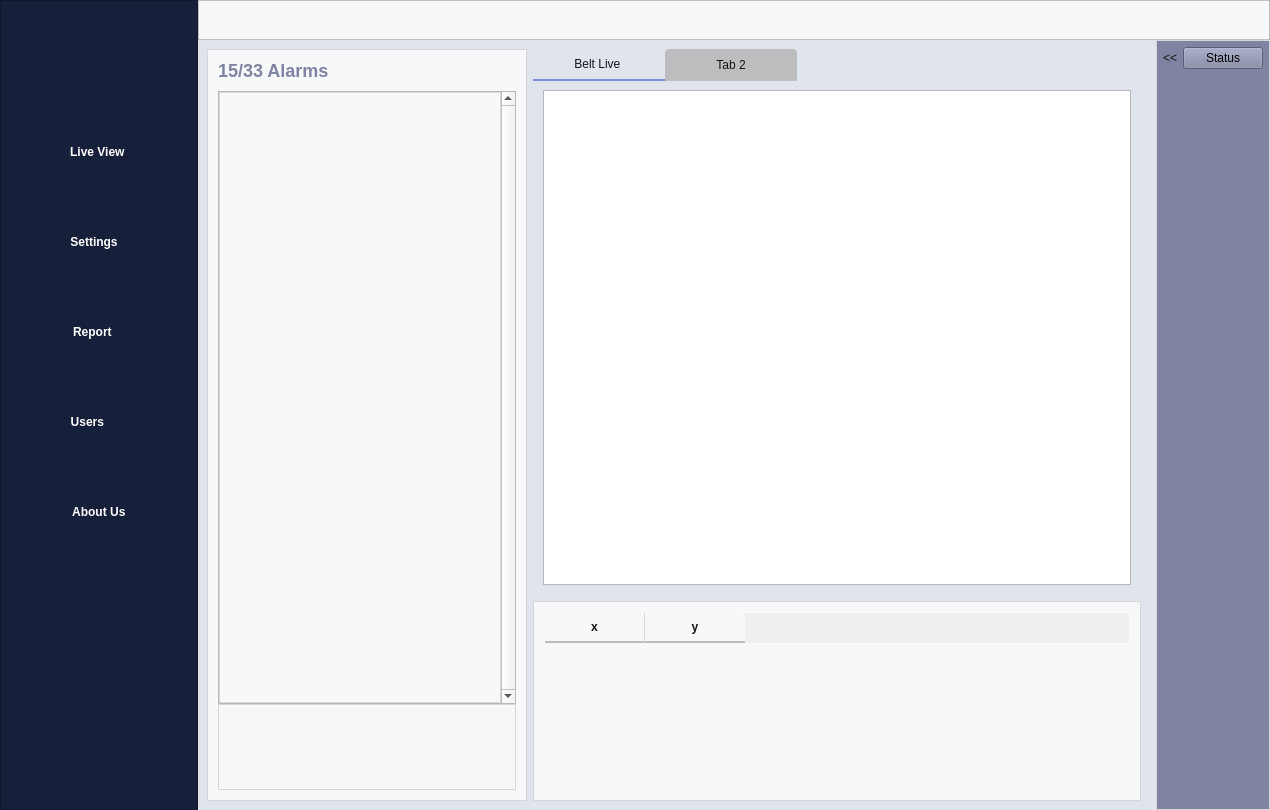
The window that UIFiles/main_UI.ui (DORSA-co/MSC_Conveyor) describes before a commit, drawn with Qt 5.
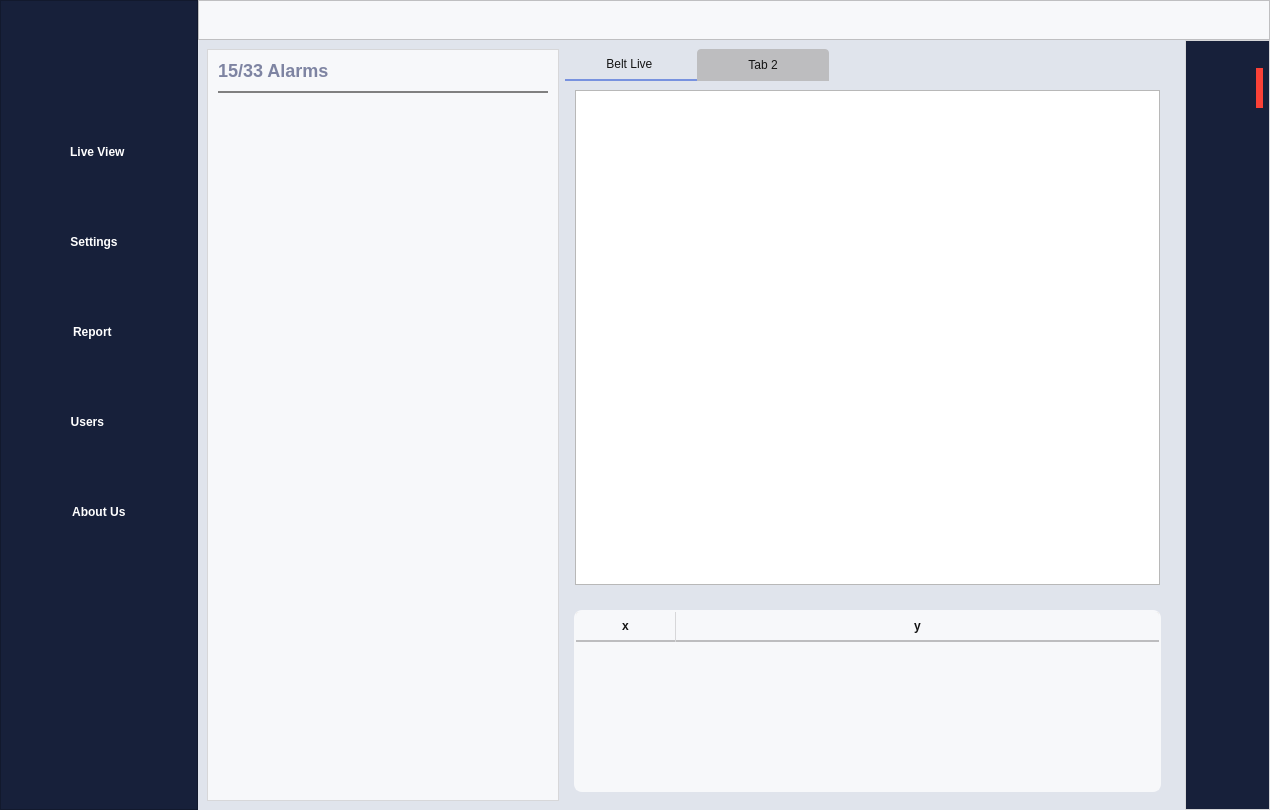
The same window after the commit. The open tabs and pages were chosen to show the change. Icons and pictures are not drawn. Custom widgets are drawn as their Qt base class.

Commit message: edit notifications filter and delete place, add filter page

Patch:
```diff
--- a/UIFiles/main_UI.ui
+++ b/UIFiles/main_UI.ui
@@ -207,7 +207,7 @@
 	image: url(:/icons/icons/table_sort_icon.png);
 }
 
-/*QScrollBar:horizontal, QScrollBar:vertical {
+QScrollBar:horizontal, QScrollBar:vertical {
     border: 1px solid #BDBDBF;
     background: #BDBDBF;
     height: 4px;
@@ -216,7 +216,7 @@
 QScrollBar::handle:horizontal, QScrollBar::handle:vertical {
     background: #646466;
 }
-*/
+
 
 /************************************************************/
 
@@ -478,6 +478,8 @@
 
 
 
+
+
 </string>
    </property>
    <layout class="QHBoxLayout" name="horizontalLayout" stretch="0,0">
@@ -998,13 +1000,13 @@
               </property>
               <property name="minimumSize">
                <size>
-                <width>320</width>
+                <width>352</width>
                 <height>0</height>
                </size>
               </property>
               <property name="maximumSize">
                <size>
-                <width>320</width>
+                <width>352</width>
                 <height>16777215</height>
                </size>
               </property>
@@ -1077,6 +1079,11 @@
                    <height>16777215</height>
                   </size>
                  </property>
+                 <property name="styleSheet">
+                  <string notr="true">#defects_notifications_scrollArea{
+	border:None;
+}</string>
+                 </property>
                  <property name="verticalScrollBarPolicy">
                   <enum>Qt::ScrollBarAlwaysOn</enum>
                  </property>
@@ -1091,10 +1098,16 @@
                    <rect>
                     <x>0</x>
                     <y>0</y>
-                    <width>282</width>
-                    <height>582</height>
+                    <width>330</width>
+                    <height>670</height>
                    </rect>
                   </property>
+                  <property name="styleSheet">
+                   <string notr="true">#defects_notifications_widget{
+	border:None;
+	border-top: 2px solid gray;
+}</string>
+                  </property>
                   <layout class="QVBoxLayout" name="verticalLayout_9">
                    <property name="spacing">
                     <number>0</number>
@@ -1113,6 +1126,9 @@
                    </property>
                    <item>
                     <layout class="QVBoxLayout" name="verticalLayout_7">
+                     <property name="spacing">
+                      <number>0</number>
+                     </property>
                      <item>
                       <spacer name="verticalSpacer_7">
                        <property name="orientation">
@@ -1132,130 +1148,6 @@
                  </widget>
                 </widget>
                </item>
-               <item>
-                <widget class="QFrame" name="notifications_buttons_frame">
-                 <property name="styleSheet">
-                  <string notr="true">#filter_btn:hover{
-	icon:url(:/icons/icons/filter_hover.png);
-}
-
-#clear_filter_btn:hover{
-	icon:url(:/icons/icons/clear_filter_hover.png);
-}
-
-#delete_notifs_btn:hover{
-	icon:url(:/icons/icons/delete_hover.png);
-}</string>
-                 </property>
-                 <layout class="QHBoxLayout" name="horizontalLayout_5">
-                  <property name="spacing">
-                   <number>14</number>
-                  </property>
-                  <property name="topMargin">
-                   <number>25</number>
-                  </property>
-                  <item>
-                   <widget class="QPushButton" name="filter_btn">
-                    <property name="minimumSize">
-                     <size>
-                      <width>50</width>
-                      <height>50</height>
-                     </size>
-                    </property>
-                    <property name="maximumSize">
-                     <size>
-                      <width>50</width>
-                      <height>50</height>
-                     </size>
-                    </property>
-                    <property name="cursor">
-                     <cursorShape>PointingHandCursor</cursorShape>
-                    </property>
-                    <property name="styleSheet">
-                     <string notr="true"/>
-                    </property>
-                    <property name="text">
-                     <string/>
-                    </property>
-                    <property name="icon">
-                     <iconset resource="assets/assets.qrc">
-                      <normaloff>:/icons/icons/filter.png</normaloff>:/icons/icons/filter.png</iconset>
-                    </property>
-                    <property name="iconSize">
-                     <size>
-                      <width>30</width>
-                      <height>30</height>
-                     </size>
-                    </property>
-                   </widget>
-                  </item>
-                  <item>
-                   <widget class="QPushButton" name="clear_filter_btn">
-                    <property name="minimumSize">
-                     <size>
-                      <width>50</width>
-                      <height>50</height>
-                     </size>
-                    </property>
-                    <property name="maximumSize">
-                     <size>
-                      <width>50</width>
-                      <height>50</height>
-                     </size>
-                    </property>
-                    <property name="cursor">
-                     <cursorShape>PointingHandCursor</cursorShape>
-                    </property>
-                    <property name="text">
-                     <string/>
-                    </property>
-                    <property name="icon">
-                     <iconset resource="assets/assets.qrc">
-                      <normaloff>:/icons/icons/clear_filter.png</normaloff>:/icons/icons/clear_filter.png</iconset>
-                    </property>
-                    <property name="iconSize">
-                     <size>
-                      <width>30</width>
-                      <height>30</height>
-                     </size>
-                    </property>
-                   </widget>
-                  </item>
-                  <item>
-                   <widget class="QPushButton" name="delete_notifs_btn">
-                    <property name="minimumSize">
-                     <size>
-                      <width>50</width>
-                      <height>50</height>
-                     </size>
-                    </property>
-                    <property name="maximumSize">
-                     <size>
-                      <width>50</width>
-                      <height>50</height>
-                     </size>
-                    </property>
-                    <property name="cursor">
-                     <cursorShape>PointingHandCursor</cursorShape>
-                    </property>
-                    <property name="text">
-                     <string/>
-                    </property>
-                    <property name="icon">
-                     <iconset resource="assets/assets.qrc">
-                      <normaloff>:/icons/icons/delete.png</normaloff>:/icons/icons/delete.png</iconset>
-                    </property>
-                    <property name="iconSize">
-                     <size>
-                      <width>30</width>
-                      <height>30</height>
-                     </size>
-                    </property>
-                   </widget>
-                  </item>
-                 </layout>
-                </widget>
-               </item>
               </layout>
              </widget>
             </item>
@@ -1281,7 +1173,7 @@
                </widget>
               </item>
               <item>
-               <widget class="QFrame" name="frame">
+               <widget class="QFrame" name="defect_info_frame">
                 <property name="minimumSize">
                  <size>
                   <width>0</width>
@@ -1300,6 +1192,12 @@
                   <height>0</height>
                  </size>
                 </property>
+                <property name="styleSheet">
+                 <string notr="true">#defect_info_frame{
+	background-color: transparent;
+	border: None;
+}</string>
+                </property>
                 <property name="frameShape">
                  <enum>QFrame::StyledPanel</enum>
                 </property>
@@ -1309,6 +1207,12 @@
                 <layout class="QVBoxLayout" name="verticalLayout_17">
                  <item>
                   <widget class="QTableWidget" name="defect_info_table">
+                   <attribute name="horizontalHeaderStretchLastSection">
+                    <bool>true</bool>
+                   </attribute>
+                   <attribute name="verticalHeaderVisible">
+                    <bool>false</bool>
+                   </attribute>
                    <column>
                     <property name="text">
                      <string>x</string>
@@ -1329,7 +1233,7 @@
            </layout>
           </item>
           <item>
-           <widget class="QFrame" name="verticalFrame_2">
+           <widget class="QFrame" name="expanding_frame">
             <property name="minimumSize">
              <size>
               <width>50</width>
@@ -1337,34 +1241,274 @@
              </size>
             </property>
             <property name="styleSheet">
-             <string notr="true">background-color: #7E84A2</string>
+             <string notr="true">#expanding_frame{
+	background-color: #17203A;
+}
+
+#expanding_frame .QPushButton{
+	border: 0px solid red;
+}</string>
             </property>
             <layout class="QVBoxLayout" name="verticalLayout_16">
              <property name="leftMargin">
               <number>6</number>
              </property>
              <property name="topMargin">
-              <number>6</number>
+              <number>20</number>
              </property>
              <property name="rightMargin">
               <number>6</number>
              </property>
              <item>
               <layout class="QHBoxLayout" name="horizontalLayout_16">
+               <property name="spacing">
+                <number>0</number>
+               </property>
                <property name="topMargin">
                 <number>0</number>
                </property>
                <item>
-                <widget class="QLabel" name="label_2">
+                <widget class="QPushButton" name="system_status_expanding_btn">
+                 <property name="sizePolicy">
+                  <sizepolicy hsizetype="Minimum" vsizetype="Minimum">
+                   <horstretch>0</horstretch>
+                   <verstretch>0</verstretch>
+                  </sizepolicy>
+                 </property>
+                 <property name="minimumSize">
+                  <size>
+                   <width>20</width>
+                   <height>55</height>
+                  </size>
+                 </property>
+                 <property name="maximumSize">
+                  <size>
+                   <width>20</width>
+                   <height>55</height>
+                  </size>
+                 </property>
+                 <property name="cursor">
+                  <cursorShape>PointingHandCursor</cursorShape>
+                 </property>
+                 <property name="styleSheet">
+                  <string notr="true"/>
+                 </property>
                  <property name="text">
-                  <string>&lt;&lt;</string>
+                  <string/>
+                 </property>
+                 <property name="icon">
+                  <iconset resource="assets/assets.qrc">
+                   <normaloff>:/icons/icons/left_arrow_white.png</normaloff>:/icons/icons/left_arrow_white.png</iconset>
                  </property>
                 </widget>
                </item>
                <item>
                 <widget class="QPushButton" name="system_status_btn">
+                 <property name="font">
+                  <font>
+                   <pointsize>11</pointsize>
+                   <weight>50</weight>
+                   <bold>false</bold>
+                  </font>
+                 </property>
+                 <property name="cursor">
+                  <cursorShape>PointingHandCursor</cursorShape>
+                 </property>
+                 <property name="toolTip">
+                  <string>System Status</string>
+                 </property>
+                 <property name="styleSheet">
+                  <string notr="true"/>
+                 </property>
                  <property name="text">
-                  <string>Status</string>
+                  <string/>
+                 </property>
+                 <property name="icon">
+                  <iconset resource="assets/assets.qrc">
+                   <normaloff>:/icons/icons/heart-monitor.png</normaloff>:/icons/icons/heart-monitor.png</iconset>
+                 </property>
+                 <property name="iconSize">
+                  <size>
+                   <width>55</width>
+                   <height>55</height>
+                  </size>
+                 </property>
+                </widget>
+               </item>
+               <item>
+                <widget class="QLabel" name="system_status_label">
+                 <property name="minimumSize">
+                  <size>
+                   <width>7</width>
+                   <height>40</height>
+                  </size>
+                 </property>
+                 <property name="maximumSize">
+                  <size>
+                   <width>7</width>
+                   <height>40</height>
+                  </size>
+                 </property>
+                 <property name="styleSheet">
+                  <string notr="true">background-color: rgb(250, 65, 55);</string>
+                 </property>
+                 <property name="text">
+                  <string/>
+                 </property>
+                </widget>
+               </item>
+              </layout>
+             </item>
+             <item>
+              <layout class="QHBoxLayout" name="horizontalLayout_24">
+               <property name="topMargin">
+                <number>0</number>
+               </property>
+               <property name="rightMargin">
+                <number>13</number>
+               </property>
+               <item>
+                <widget class="QPushButton" name="notif_filter_expanding_btn">
+                 <property name="sizePolicy">
+                  <sizepolicy hsizetype="Minimum" vsizetype="Minimum">
+                   <horstretch>0</horstretch>
+                   <verstretch>0</verstretch>
+                  </sizepolicy>
+                 </property>
+                 <property name="minimumSize">
+                  <size>
+                   <width>20</width>
+                   <height>55</height>
+                  </size>
+                 </property>
+                 <property name="maximumSize">
+                  <size>
+                   <width>20</width>
+                   <height>55</height>
+                  </size>
+                 </property>
+                 <property name="cursor">
+                  <cursorShape>PointingHandCursor</cursorShape>
+                 </property>
+                 <property name="styleSheet">
+                  <string notr="true"/>
+                 </property>
+                 <property name="text">
+                  <string/>
+                 </property>
+                 <property name="icon">
+                  <iconset resource="assets/assets.qrc">
+                   <normaloff>:/icons/icons/left_arrow_white.png</normaloff>:/icons/icons/left_arrow_white.png</iconset>
+                 </property>
+                </widget>
+               </item>
+               <item>
+                <widget class="QPushButton" name="notif_filter_btn">
+                 <property name="cursor">
+                  <cursorShape>PointingHandCursor</cursorShape>
+                 </property>
+                 <property name="toolTip">
+                  <string>Filter Notifications</string>
+                 </property>
+                 <property name="styleSheet">
+                  <string notr="true"/>
+                 </property>
+                 <property name="text">
+                  <string/>
+                 </property>
+                 <property name="icon">
+                  <iconset resource="assets/assets.qrc">
+                   <normaloff>:/icons/icons/filter_white.png</normaloff>:/icons/icons/filter_white.png</iconset>
+                 </property>
+                 <property name="iconSize">
+                  <size>
+                   <width>35</width>
+                   <height>35</height>
+                  </size>
+                 </property>
+                </widget>
+               </item>
+              </layout>
+             </item>
+             <item>
+              <layout class="QHBoxLayout" name="horizontalLayout_25">
+               <property name="leftMargin">
+                <number>26</number>
+               </property>
+               <property name="topMargin">
+                <number>10</number>
+               </property>
+               <property name="rightMargin">
+                <number>13</number>
+               </property>
+               <property name="bottomMargin">
+                <number>10</number>
+               </property>
+               <item>
+                <widget class="QPushButton" name="notif_clear_filter_btn">
+                 <property name="sizePolicy">
+                  <sizepolicy hsizetype="Minimum" vsizetype="Fixed">
+                   <horstretch>0</horstretch>
+                   <verstretch>0</verstretch>
+                  </sizepolicy>
+                 </property>
+                 <property name="cursor">
+                  <cursorShape>PointingHandCursor</cursorShape>
+                 </property>
+                 <property name="text">
+                  <string/>
+                 </property>
+                 <property name="icon">
+                  <iconset resource="assets/assets.qrc">
+                   <normaloff>:/icons/icons/clear_filter_white.png</normaloff>:/icons/icons/clear_filter_white.png</iconset>
+                 </property>
+                 <property name="iconSize">
+                  <size>
+                   <width>35</width>
+                   <height>35</height>
+                  </size>
+                 </property>
+                </widget>
+               </item>
+              </layout>
+             </item>
+             <item>
+              <layout class="QHBoxLayout" name="horizontalLayout_34">
+               <property name="leftMargin">
+                <number>26</number>
+               </property>
+               <property name="topMargin">
+                <number>10</number>
+               </property>
+               <property name="rightMargin">
+                <number>13</number>
+               </property>
+               <property name="bottomMargin">
+                <number>10</number>
+               </property>
+               <item>
+                <widget class="QPushButton" name="notif_clear_filter_btn_3">
+                 <property name="sizePolicy">
+                  <sizepolicy hsizetype="Minimum" vsizetype="Fixed">
+                   <horstretch>0</horstretch>
+                   <verstretch>0</verstretch>
+                  </sizepolicy>
+                 </property>
+                 <property name="cursor">
+                  <cursorShape>PointingHandCursor</cursorShape>
+                 </property>
+                 <property name="text">
+                  <string/>
+                 </property>
+                 <property name="icon">
+                  <iconset resource="assets/assets.qrc">
+                   <normaloff>:/icons/icons/delete_white.png</normaloff>:/icons/icons/delete_white.png</iconset>
+                 </property>
+                 <property name="iconSize">
+                  <size>
+                   <width>35</width>
+                   <height>35</height>
+                  </size>
                  </property>
                 </widget>
                </item>
@@ -2628,8 +2772,8 @@
                      <rect>
                       <x>0</x>
                       <y>0</y>
-                      <width>38</width>
-                      <height>18</height>
+                      <width>990</width>
+                      <height>243</height>
                      </rect>
                     </property>
                     <property name="sizePolicy">
@@ -2806,8 +2950,8 @@
                        <rect>
                         <x>0</x>
                         <y>0</y>
-                        <width>16</width>
-                        <height>16</height>
+                        <width>469</width>
+                        <height>380</height>
                        </rect>
                       </property>
                      </widget>
@@ -3037,8 +3181,8 @@
                        <rect>
                         <x>0</x>
                         <y>0</y>
-                        <width>16</width>
-                        <height>16</height>
+                        <width>469</width>
+                        <height>292</height>
                        </rect>
                       </property>
                      </widget>
```
Left out of the diff: 35 changed lines with no effect on the pictures. The commit also changes 30 other files.
